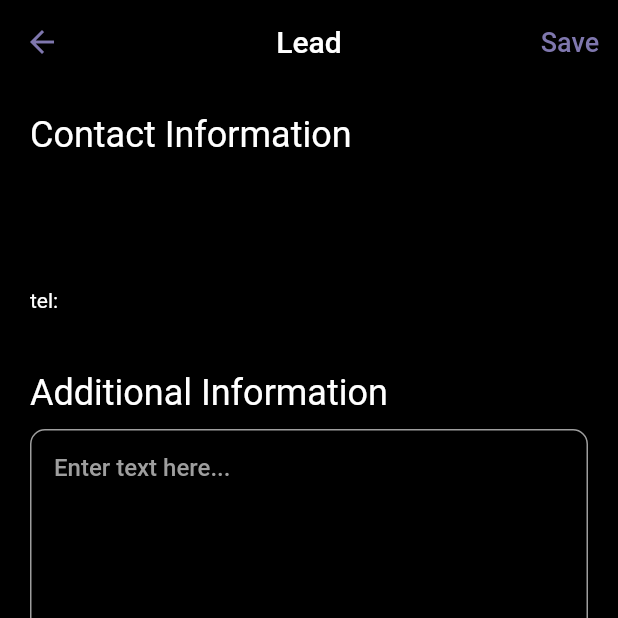
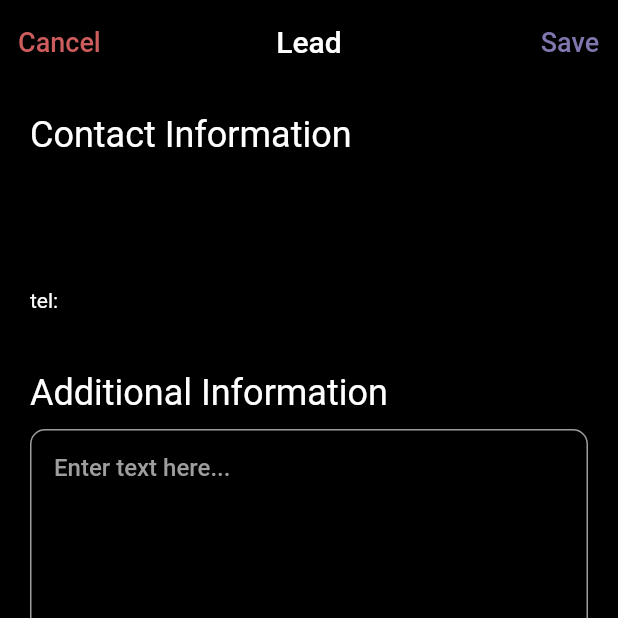
Before and after one commit to neurothrone/agi-events, a Flutter app: the LeadDetailPage screen opened directly with empty values, on a phone screen of 412 x 824 dp, the top half of it. Run offline on Flutter 3.47's test engine with Material 2 defaults, Android fonts, the phone set to English and light mode, and no system bars; our stand-ins replace csv, firebase_core, firebase_database, flutter_riverpod, flutter_svg, share_plus; missing offline and left inert: mobile_scanner; accounts and stored records are empty.

Commit message:
refactor app bar to match requirements

```diff
--- a/lib/src/features/leads/lead_detail/views/lead_detail_page.dart
+++ b/lib/src/features/leads/lead_detail/views/lead_detail_page.dart
@@ -1,5 +1,6 @@
 import 'package:flutter/material.dart';
 
+import '../../../../core/constants/constants.dart';
 import '../../../../core/models/models.dart';
 import '../widgets/contact_information.dart';
 import '../widgets/notes_text_area.dart';
@@ -36,14 +37,33 @@ class _LeadDetailPageState extends State<LeadDetailPage> {
   Widget build(BuildContext context) {
     return Scaffold(
       appBar: AppBar(
-        centerTitle: true,
-        title: const Text("Lead"),
-        actions: [
-          SaveNotesButton(
-            lead: widget.lead,
-            notesController: _notesController,
-          ),
-        ],
+        automaticallyImplyLeading: false,
+        titleSpacing: 0.0, // Remove default title spacing
+        title: Stack(
+          alignment: Alignment.center,
+          children: [
+            const Text("Lead"),
+            Row(
+              mainAxisAlignment: MainAxisAlignment.spaceBetween,
+              children: [
+                TextButton(
+                  onPressed: () {},
+                  child: const Text(
+                    "Cancel",
+                    style: TextStyle(
+                      fontSize: 18.0,
+                      color: AppConstants.destructive,
+                    ),
+                  ),
+                ),
+                SaveNotesButton(
+                  lead: widget.lead,
+                  notesController: _notesController,
+                ),
+              ],
+            ),
+          ],
+        ),
       ),
       body: SafeArea(
         child: SingleChildScrollView(
```
